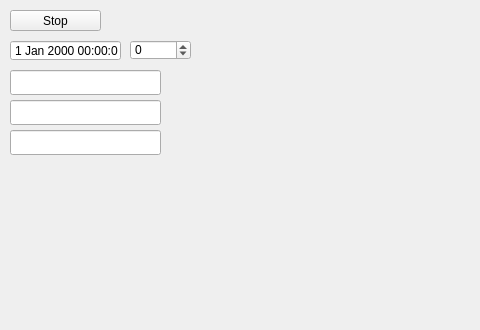
Before: the Qt Designer form src/visuals/mainwindow.ui in mipt-mmp/celestial-mechanics, drawn with Qt 5; both pictures show x 0 to 480 and y 0 to 330 of the 800 by 600 pixel window.
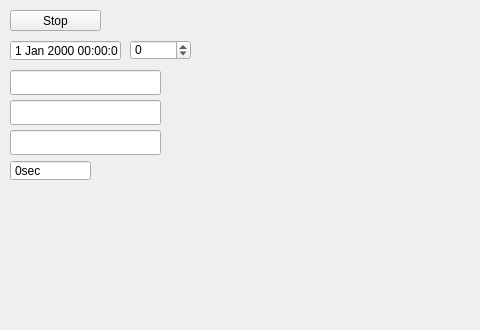
After: the same form once the commit is applied.

The edit to the form file:
```diff
--- a/src/visuals/mainwindow.ui
+++ b/src/visuals/mainwindow.ui
@@ -117,6 +117,37 @@
      <number>75</number>
     </property>
    </widget>
+   <widget class="QDoubleSpinBox" name="fluctuationPeriodSetter">
+    <property name="geometry">
+     <rect>
+      <x>10</x>
+      <y>160</y>
+      <width>81</width>
+      <height>21</height>
+     </rect>
+    </property>
+    <property name="whatsThis">
+     <string>fluctuaton period</string>
+    </property>
+    <property name="buttonSymbols">
+     <enum>QAbstractSpinBox::NoButtons</enum>
+    </property>
+    <property name="keyboardTracking">
+     <bool>false</bool>
+    </property>
+    <property name="suffix">
+     <string>sec</string>
+    </property>
+    <property name="decimals">
+     <number>0</number>
+    </property>
+    <property name="maximum">
+     <double>100000000000.000000000000000</double>
+    </property>
+    <property name="stepType">
+     <enum>QAbstractSpinBox::AdaptiveDecimalStepType</enum>
+    </property>
+   </widget>
   </widget>
   <widget class="QMenuBar" name="menubar">
    <property name="geometry">
```
